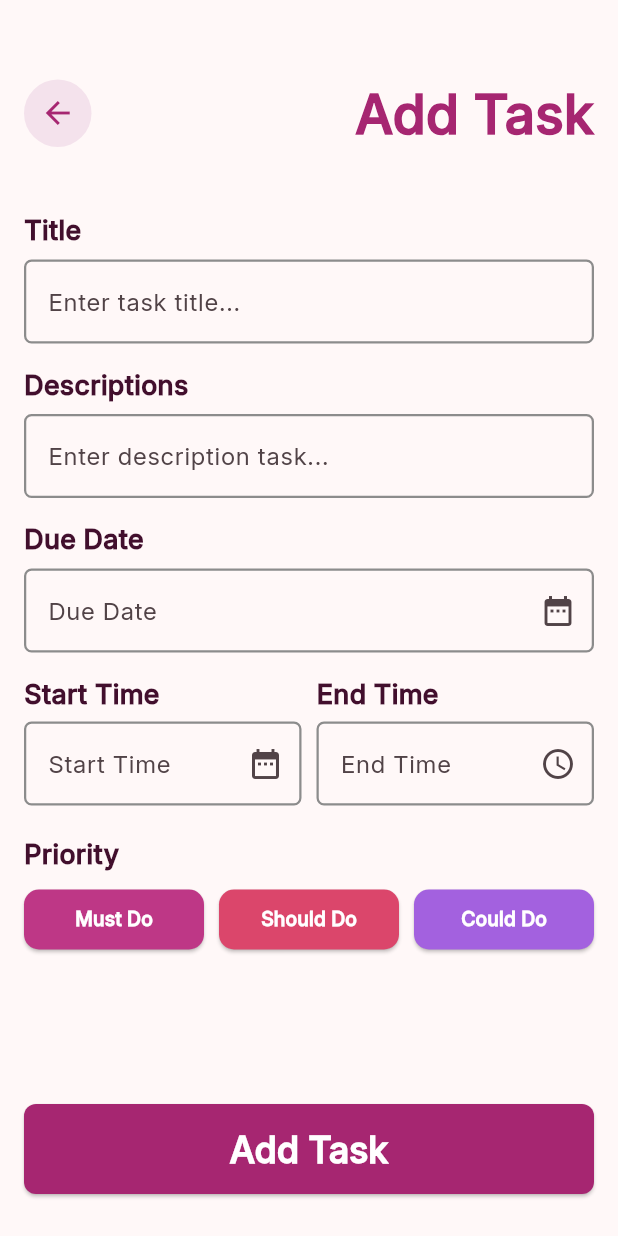
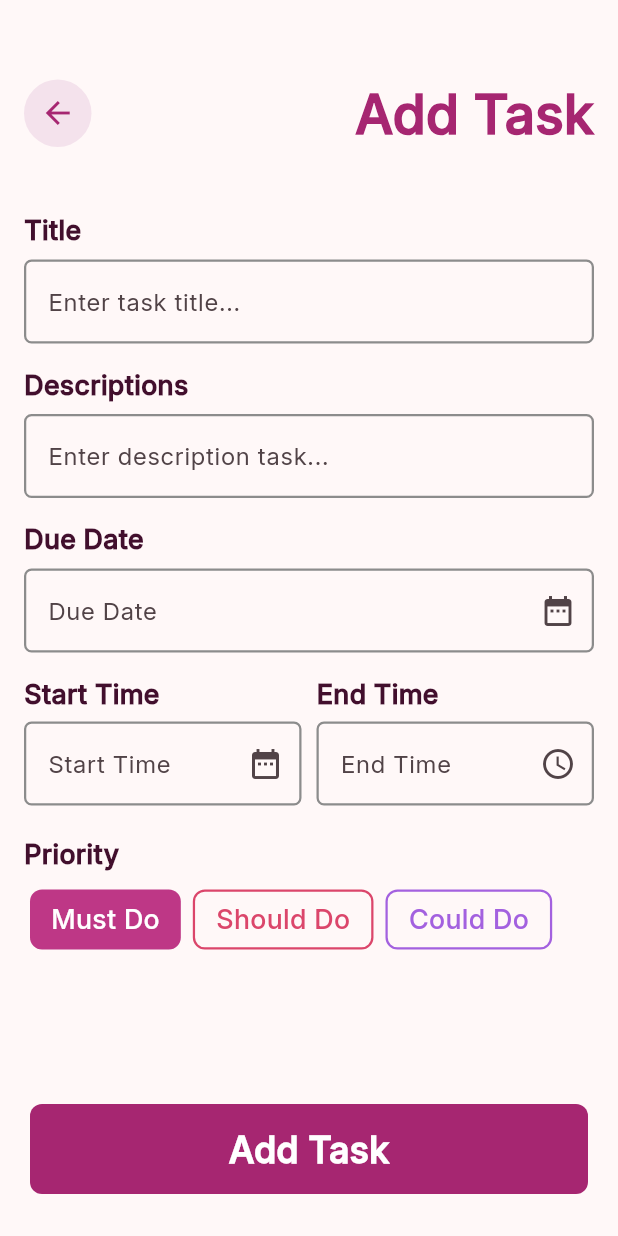
Before and after one commit to mmm-chd/ulangan1_11pplg2, a Flutter app: the AddTaskPage screen opened by its route, on a phone screen of 412 x 824 dp. Run offline on Flutter 3.47's test engine with Material 3 defaults, Android fonts, the phone set to English and light mode, and no system bars; our stand-ins replace easy_date_timeline, flutter_svg, get.

Commit message:
feat [SM] add task controller

```diff
--- a/lib/bindings/add_task_binding.dart
+++ b/lib/bindings/add_task_binding.dart
@@ -1,9 +1,12 @@
 import 'package:get/get.dart';
 import 'package:ulangan1_11pplg2/controller/add_edit_task_controller.dart';
+import 'package:ulangan1_11pplg2/data/data_todo.dart';
 
 class AddTaskBinding extends Bindings {
   @override
   void dependencies() {
     Get.lazyPut<AddEditTaskController>(() => AddEditTaskController());
+    Get.lazyPut<DataTodo>(() => DataTodo());
+
   }
 }
--- a/lib/components/widget/button_component.dart
+++ b/lib/components/widget/button_component.dart
@@ -5,20 +5,19 @@ class ButtonComponent extends StatelessWidget {
   final double? width;
   final double size;
   final double borderRadius;
-  final Color color;
+  final Color backgroundColor;
+  final Color outlineColor;
   final Color? iconColor;
   final String text;
   final VoidCallback onPressed;
   final FontWeight weight;
   final IconData? icon;
 
-  final bool? initialValue;
-
-  ButtonComponent({
+  const ButtonComponent({
     super.key,
     this.height,
     this.width,
-    required this.color,
+    required this.backgroundColor,
     required this.text,
     this.weight = FontWeight.w500,
     this.borderRadius = 8,
@@ -26,51 +25,58 @@ class ButtonComponent extends StatelessWidget {
     this.size = 18,
     this.icon,
     this.iconColor,
-    this.initialValue,
-  }) {
-    if (initialValue != null) {
-
-    }
-  }
+    this.outlineColor = Colors.transparent,
+  });
 
   @override
   Widget build(BuildContext context) {
-    final shape = RoundedRectangleBorder(
+    // Dynamic text color based on background
+    Color textColor = backgroundColor == Colors.transparent
+        ? outlineColor
+        : Colors.white;
+
+    return (icon == null)
+        ? Padding(
+            padding: const EdgeInsets.symmetric(horizontal: 4),
+            child: InkWell(
+              onTap: onPressed,
               borderRadius: BorderRadius.circular(borderRadius),
-    );
-
-    return SizedBox(
+              // Add splash color for better feedback
+              splashColor: textColor.withOpacity(0.1),
+              highlightColor: textColor.withOpacity(0.05),
+              child: Container(
                 width: width,
                 height: height,
-      child: (icon == null)
-          ? ElevatedButton(
-              style: ElevatedButton.styleFrom(
-                backgroundColor: color,
-                shape: shape,
-                padding: const EdgeInsets.symmetric(
-                  horizontal: 14,
-                  vertical: 10,
+                padding: const EdgeInsets.symmetric(horizontal: 14),
+                decoration: BoxDecoration(
+                  color: backgroundColor,
+                  borderRadius: BorderRadius.circular(borderRadius),
+                  border: backgroundColor == Colors.transparent
+                      ? Border.all(color: outlineColor, width: 1.5)
+                      : null,
                 ),
-              ),
-              onPressed: onPressed,
+                child: Center(
                   child: Text(
                     text,
                     style: TextStyle(
                       fontSize: size,
-                  color: Colors.white,
+                      color: textColor,
                       fontWeight: weight,
+                    ),
+                  ),
+                ),
               ),
             ),
           )
         : ElevatedButton.icon(
             onPressed: onPressed,
             style: ElevatedButton.styleFrom(
-                backgroundColor: color,
-                shape: shape,
-                padding: const EdgeInsets.symmetric(
-                  horizontal: 14,
-                  vertical: 10,
+              backgroundColor: backgroundColor,
+              shape: RoundedRectangleBorder(
+                borderRadius: BorderRadius.circular(borderRadius),
+                side: BorderSide(color: outlineColor),
               ),
+              padding: const EdgeInsets.symmetric(horizontal: 14, vertical: 10),
             ),
             icon: Icon(icon, color: iconColor ?? Colors.white, size: 20),
             label: Text(
@@ -81,7 +87,6 @@ class ButtonComponent extends StatelessWidget {
                 fontWeight: weight,
               ),
             ),
-            ),
           );
   }
 }
--- a/lib/controller/add_edit_task_controller.dart
+++ b/lib/controller/add_edit_task_controller.dart
@@ -1,5 +1,87 @@
+import 'package:flutter/material.dart';
 import 'package:get/get.dart';
+import 'package:ulangan1_11pplg2/components/color/custom_color.dart';
+import 'package:ulangan1_11pplg2/data/data_todo.dart';
+import 'package:ulangan1_11pplg2/model/model.dart';
+import 'package:ulangan1_11pplg2/model/model_priority.dart';
 
 class AddEditTaskController extends GetxController {
+  final DataTodo dataTodo = Get.find<DataTodo>();
 
+  TextEditingController titleEditingController = TextEditingController();
+  TextEditingController descEditingController = TextEditingController();
+  TextEditingController dateEditingController = TextEditingController();
+  TextEditingController startTimeEditingController = TextEditingController();
+  TextEditingController endTimeEditingController = TextEditingController();
+
+  RxBool isMust = true.obs;
+  RxBool isShould = false.obs;
+  RxBool isCould = false.obs;
+
+  Color priorityColor = Colors.transparent;
+
+  ValueChanged<bool>? onTap;
+
+  List<PriorityList> get listPriority => [
+    PriorityList(isMust, PriorityColor.primaryColor, priorityText: 'Must Do'),
+    PriorityList(
+      isShould,
+      PriorityColor.secondaryColor,
+      priorityText: 'Should Do',
+    ),
+    PriorityList(isCould, PriorityColor.accentColor, priorityText: 'Could Do'),
+  ];
+
+  void resetState() {
+    isMust.value = false;
+    isShould.value = false;
+    isCould.value = false;
+  }
+
+  void onHandle(int index) {
+    resetState();
+    switch (index) {
+      case 0:
+        isMust.value = !isMust.value;
+        break;
+      case 1:
+        isShould.value = !isShould.value;
+        break;
+      case 2:
+        isCould.value = !isCould.value;
+        break;
+      default:
+    }
+
+    if (onTap != null) {
+      switch (index) {
+        case 0:
+          onTap!(isMust.value);
+          priorityColor = listPriority[index].color;
+          break;
+        case 1:
+          onTap!(isShould.value);
+          priorityColor = listPriority[index].color;
+          break;
+        case 2:
+          onTap!(isCould.value);
+          priorityColor = listPriority[index].color;
+          break;
+      }
+    }
+  }
+
+  void addTask() {
+    dataTodo.toDoItem.add(
+      ToDoItem(
+        title: titleEditingController.text,
+        desc: descEditingController.text,
+        date: DateTime.parse(dateEditingController.text),
+        startTime: startTimeEditingController.text,
+        endTime: endTimeEditingController.text,
+        priority: priorityColor,
+      ),
+    );
+    Get.offNamed('/homePage');
+  }
 }
--- a/lib/data/data_todo.dart
+++ b/lib/data/data_todo.dart
@@ -1,13 +1,14 @@
 import 'package:intl/intl.dart';
+import 'package:ulangan1_11pplg2/components/color/custom_color.dart';
 import 'package:ulangan1_11pplg2/model/model.dart';
 
 class DataTodo {
+
   DateFormat dateFormat = DateFormat.yM();
   DateFormat timeFormat = DateFormat();
 
   var toDoItem = <ToDoItem>[
     ToDoItem(
-      id: 1,
       title: 'Belajar Dasar Flutter',
       desc: 'Belajar Component dan layouting Flutter',
       date: DateTime.now(),
@@ -17,10 +18,9 @@ class DataTodo {
       endTime: DateFormat('HH.mm')
           .format(DateTime.parse('2025-08-12 18:30:00').add(Duration(hours: 2)))
           .toString(),
-      priority: 'priority',
+      priority: PriorityColor.primaryColor,
     ),
     ToDoItem(
-      id: 1,
       title: 'title',
       desc: 'desc',
       date: DateTime.now(),
@@ -30,7 +30,7 @@ class DataTodo {
       endTime: DateFormat('HH.mm')
           .format(DateTime.parse('2025-08-12 18:30:00').add(Duration(hours: 2)))
           .toString(),
-      priority: 'priority',
+      priority: PriorityColor.secondaryColor,
     ),
   ];
 }
--- a/lib/main.dart
+++ b/lib/main.dart
@@ -19,7 +19,7 @@ class MyApp extends StatelessWidget {
         fontFamily: 'Inter',
         colorScheme: ColorScheme.fromSeed(seedColor: Colors.black),
       ),
-      initialRoute: AppRoutes.addtaskPage,
+      initialRoute: AppRoutes.navbarPage,
       getPages: AppPages.appPages,
     );
   }
--- a/lib/model/model.dart
+++ b/lib/model/model.dart
@@ -1,15 +1,15 @@
+
+import 'package:flutter/widgets.dart';
 
 class ToDoItem {
-  final int id;
   final String title;
   final String desc;
   final DateTime date;
   final String startTime;
   final String endTime;
-  final String priority;
+  final Color priority;
 
   ToDoItem({
-    required this.id,
     required this.title,
     required this.desc,
     required this.date,
--- /dev/null
+++ b/lib/model/model_priority.dart
@@ -0,0 +1,10 @@
+import 'package:flutter/services.dart';
+import 'package:get/get.dart';
+
+class PriorityList {
+  final String priorityText;
+  final RxBool priorityBool;
+  final Color color;
+
+  PriorityList(this.priorityBool, this.color, {required this.priorityText});
+}
--- a/lib/pages/add_task_page.dart
+++ b/lib/pages/add_task_page.dart
@@ -1,11 +1,16 @@
 import 'package:flutter/material.dart';
+import 'package:get/get.dart';
 import 'package:ulangan1_11pplg2/components/color/custom_color.dart';
 import 'package:ulangan1_11pplg2/components/widget/button_component.dart';
 import 'package:ulangan1_11pplg2/components/widget/customtext_component.dart';
 import 'package:ulangan1_11pplg2/components/widget/customtextfield2_component.dart';
+import 'package:ulangan1_11pplg2/controller/add_edit_task_controller.dart';
 
 class AddTaskPage extends StatelessWidget {
-  const AddTaskPage({super.key});
+  AddTaskPage({super.key});
+
+  final AddEditTaskController addEditTaskController =
+      Get.find<AddEditTaskController>();
 
   @override
   Widget build(BuildContext context) {
@@ -19,7 +24,7 @@ class AddTaskPage extends StatelessWidget {
               children: [
                 InkWell(
                   onTap: () {
-                    Navigator.pop(context);
+                    Get.back();
                   },
                   child: Container(
                     width: 45,
@@ -181,47 +186,38 @@ class AddTaskPage extends StatelessWidget {
                     ),
                     const SizedBox(height: 10),
 
-                    Row(
-                      children: [
-                        Expanded(
-                          child: ButtonComponent(
-                            height: 40,
-                            width: 100,
-                            size: 13,
-                            borderRadius: 10,
-                            color: PriorityColor.primaryColor,
-                            text: "Must Do",
-                            weight: FontWeight.bold,
-                            onPressed: () {},
-                          ),
-                        ),
-                        const SizedBox(width: 10),
-                        Expanded(
-                          child: ButtonComponent(
-                            height: 40,
-                            width: 80,
-                            size: 13,
-                            borderRadius: 10,
-                            color: PriorityColor.secondaryColor,
-                            text: "Should Do",
-                            weight: FontWeight.bold,
-                            onPressed: () {},
-                          ),
-                        ),
-                        const SizedBox(width: 10),
-                        Expanded(
-                          child: ButtonComponent(
-                            height: 40,
-                            width: 80,
-                            size: 13,
-                            borderRadius: 10,
-                            color: PriorityColor.accentColor,
-                            text: "Could Do",
-                            weight: FontWeight.bold,
-                            onPressed: () {},
-                          ),
-                        ),
-                      ],
+                    SizedBox(
+                      height: 40,
+                      child: ListView.builder(
+                        scrollDirection: Axis.horizontal,
+                        shrinkWrap: true,
+                        itemCount: addEditTaskController.listPriority.length,
+                        itemBuilder: (context, index) {
+                          return Obx(
+                            () => ButtonComponent(
+                              weight: FontWeight.w600,
+                              backgroundColor:
+                                  addEditTaskController
+                                      .listPriority[index]
+                                      .priorityBool
+                                      .value
+                                  ? addEditTaskController
+                                        .listPriority[index]
+                                        .color
+                                  : Colors.transparent,
+                              outlineColor: addEditTaskController
+                                  .listPriority[index]
+                                  .color,
+                              text: addEditTaskController
+                                  .listPriority[index]
+                                  .priorityText,
+                              onPressed: () {
+                                addEditTaskController.onHandle(index);
+                              },
+                            ),
+                          );
+                        },
+                      ),
                     ),
                   ],
                 ),
@@ -234,11 +230,11 @@ class AddTaskPage extends StatelessWidget {
                 child: ButtonComponent(
                   height: 60,
                   width: 376,
-                  color: MainColor.primaryColor,
+                  backgroundColor: MainColor.primaryColor,
                   text: "Add Task",
                   size: 24,
                   weight: FontWeight.bold,
-                  onPressed: () {},
+                  onPressed: addEditTaskController.addTask,
                 ),
               ),
             ),
--- a/lib/pages/home_page.dart
+++ b/lib/pages/home_page.dart
@@ -156,7 +156,7 @@ class HomePage extends StatelessWidget {
                     ),
                     InkWell(
                       onTap: () {
-                        Get.toNamed('/listtaskPage');
+                        Get.toNamed('/listTaskPage');
                       },
                       borderRadius: BorderRadius.all(Radius.circular(6)),
                       child: Padding(
--- a/lib/pages/login_page.dart
+++ b/lib/pages/login_page.dart
@@ -109,7 +109,7 @@ class LoginPage extends StatelessWidget {
                     child: ButtonComponent(
                       height: 53,
                       width: 376,
-                      color: MainColor.primaryColor,
+                      backgroundColor: MainColor.primaryColor,
                       text: "Sign In",
                       size: 24,
                       weight: FontWeight.bold,
--- a/lib/routes/app_pages.dart
+++ b/lib/routes/app_pages.dart
@@ -1,4 +1,5 @@
 import 'package:get/route_manager.dart';
+import 'package:ulangan1_11pplg2/bindings/add_task_binding.dart';
 import 'package:ulangan1_11pplg2/bindings/list_task_binding.dart';
 import 'package:ulangan1_11pplg2/bindings/login_binding.dart';
 import 'package:ulangan1_11pplg2/bindings/navbar_binding.dart';
@@ -28,7 +29,11 @@ class AppPages {
       page: () => ListTaskPage(),
       binding: ListTaskBinding(),
     ),
-    GetPage(name: AppRoutes.addtaskPage, page: () => AddTaskPage()),
+    GetPage(
+      name: AppRoutes.addtaskPage,
+      page: () => AddTaskPage(),
+      binding: AddTaskBinding(),
+    ),
     GetPage(name: AppRoutes.profilePage, page: () => ProfilePage()),
   ];
 }
--- a/lib/routes/app_routes.dart
+++ b/lib/routes/app_routes.dart
@@ -2,7 +2,7 @@ class AppRoutes {
   static const loginPage = "/loginPage";
   static const homePage = "/homePage";
   static const navbarPage = "/navbarPage";
-  static const listtaskPage = "/listtaskPage";
-  static const addtaskPage = "/addtaskPage";
+  static const listtaskPage = "/listTaskPage";
+  static const addtaskPage = "/addTaskPage";
   static const profilePage = "/profilePage";
 }
```
Also changed, not shown: lib/pages/list_task_page.dart (+5 -3 lines). Lines whose indentation alone changed are shown as unchanged.
